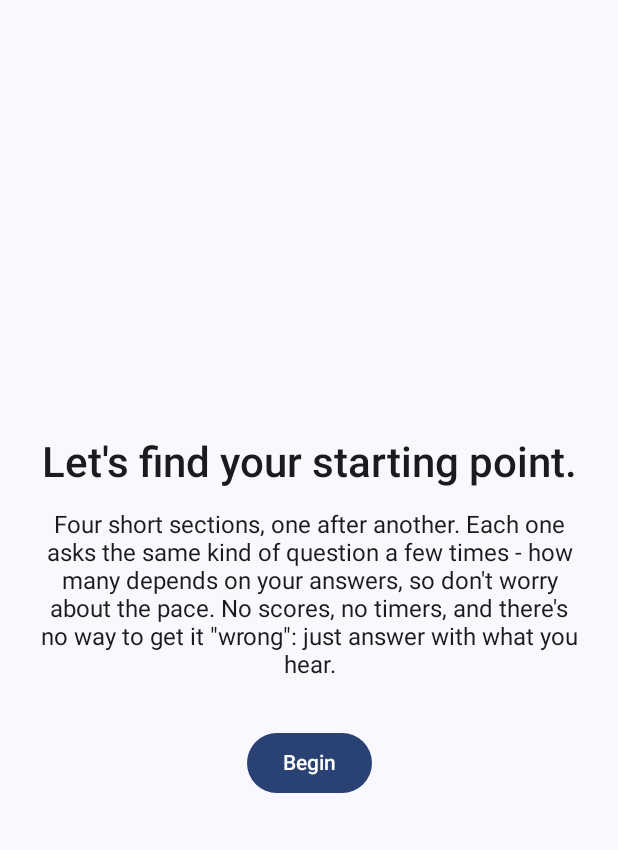
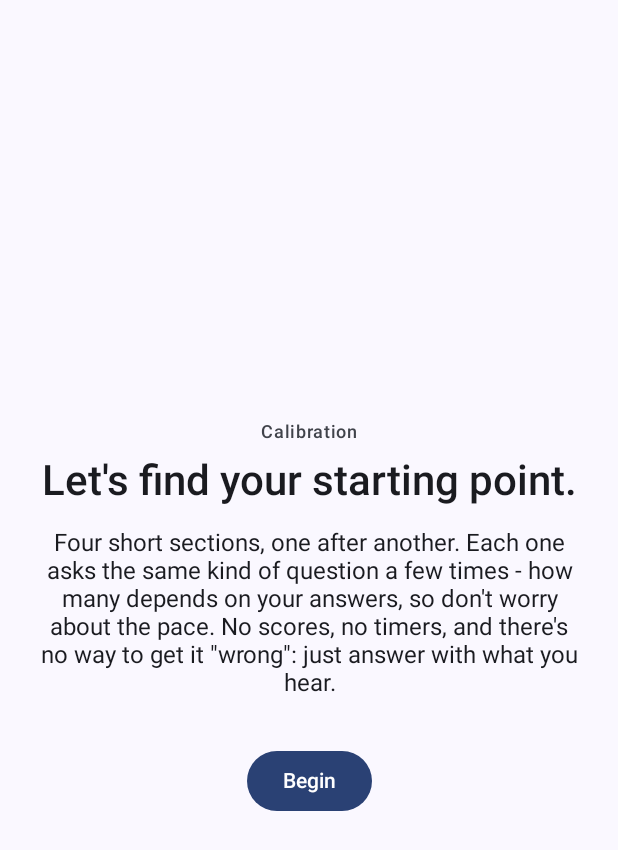
Before and after one commit to alekpeed/tonic, an Android app built with Jetpack Compose: the screen it shows after launch (MainActivity), after a tap on an icon or button, on a phone screen of 412 x 824 dp. Shown: the top 850 px of the screen. Run offline under Robolectric (Android 15) with nearby library versions, the phone set to English and light mode, and no system bars; our stand-ins replace Dagger/Hilt's generated code, Room's generated code; libraries missing offline, so code that uses them is left out: androidx.hilt.lifecycle.

Commit message:
Fix 3: name the stage on every screen, announce the handoff
11-ONBOARDING-CLARITY.md §9.1.

New StageHeader in :core:ui - small, low-emphasis, marked as a heading for
TalkBack so screen-reader users can jump to it instead of hearing it on
every screen. It exists to be checkable at a glance, not to compete with
the exercise.

Wired into all three diagnostic states (intro, running, result) as
"Calibration" and into the practice screen as "Practice" - the two §9.1
names as a minimum - plus Home and the session summary. Progress and
Settings already render their own headline titles, so they are identified
already and are left alone rather than given a second label.

The calibration -> practice handoff is now stated rather than inferred.
Both result outcomes lead with "Calibration finished." and say plainly
that practice starts next and what it will involve, before any practice
item plays. Previously they read "You're ready to start." / "Starting with
the fundamentals." - true, but neither named the stage that had ended nor
the one beginning, which is exactly the silence §9.1 calls out.

The transition lives on the diagnostic's own result screen rather than as
a separate interstitial: that screen is already the handoff, and adding a
second one would collide with Fix 5's explanation screen, which is also
due before the first practice item.

StageCopyTest covers the contract: the stage is named, it does not frame
itself as a test (08-UI-SPEC.md §5), both outcomes announce the handoff,
and - since this rewrote the remediation copy - that copy still carries no
implication of deficit, per 02-PEDAGOGY.md §8 and CLAUDE.md §9.

Co-Authored-By: Claude Opus 5 <noreply@anthropic.com>
Claude-Session: https://claude.ai/code/session_01UPkZSqUw4SRsTTc4VxHzuY

```diff
--- a/app/src/main/kotlin/com/tonic/app/home/HomeScreen.kt
+++ b/app/src/main/kotlin/com/tonic/app/home/HomeScreen.kt
@@ -27,6 +27,7 @@ import com.tonic.app.R
 import com.tonic.core.model.music.ScaleDegree
 import com.tonic.core.model.state.LabelStyle
 import com.tonic.core.model.state.MasteryState
+import com.tonic.core.ui.components.StageHeader
 import com.tonic.core.ui.labels.displayLabel
 import com.tonic.core.ui.theme.TonicSpacing
 import com.tonic.core.ui.theme.TonicTheme
@@ -77,6 +78,7 @@ private fun HomeContent(
         verticalArrangement = Arrangement.Center,
         horizontalAlignment = Alignment.CenterHorizontally,
     ) {
+        StageHeader(stringResource(R.string.home_stage_name))
         // docs/08-UI-SPEC.md §7: "displayed passively" - a small, unemphasized line, not a badge or a
         // counter that competes visually with the Start action below it.
         if (uiState.streakDays > 0) {
--- a/app/src/main/kotlin/com/tonic/app/summary/SummaryScreen.kt
+++ b/app/src/main/kotlin/com/tonic/app/summary/SummaryScreen.kt
@@ -20,6 +20,7 @@ import androidx.compose.ui.tooling.preview.Preview
 import androidx.hilt.lifecycle.viewmodel.compose.hiltViewModel
 import androidx.lifecycle.compose.collectAsStateWithLifecycle
 import com.tonic.app.R
+import com.tonic.core.ui.components.StageHeader
 import com.tonic.core.ui.theme.TonicSpacing
 import com.tonic.core.ui.theme.TonicTheme
 
@@ -44,6 +45,7 @@ private fun SummaryContent(
         verticalArrangement = Arrangement.Center,
         horizontalAlignment = Alignment.CenterHorizontally,
     ) {
+        StageHeader(stringResource(R.string.summary_stage_name))
         Text(
             text = stringResource(R.string.summary_title),
             style = MaterialTheme.typography.headlineMedium,
--- a/app/src/main/res/values/strings.xml
+++ b/app/src/main/res/values/strings.xml
@@ -12,6 +12,10 @@
     <string name="onboarding_first_up">First up: a few short listening questions to find your starting point. No score, no timer, nothing to get \"wrong.\"</string>
     <string name="onboarding_continue">Let\'s begin</string>
 
+    <!-- Stage names - docs/11-ONBOARDING-CLARITY.md §9.1: every screen says which stage it belongs to. -->
+    <string name="home_stage_name">Home</string>
+    <string name="summary_stage_name">Practice</string>
+
     <!-- Home - docs/08-UI-SPEC.md §2: "start session, current progress at a glance." -->
     <string name="home_start_practice">Start</string>
     <string name="home_open_progress">Progress</string>
--- /dev/null
+++ b/core/ui/src/main/kotlin/com/tonic/core/ui/components/StageHeader.kt
@@ -0,0 +1,55 @@
+package com.tonic.core.ui.components
+
+import androidx.compose.foundation.layout.fillMaxWidth
+import androidx.compose.foundation.layout.padding
+import androidx.compose.material3.MaterialTheme
+import androidx.compose.material3.Text
+import androidx.compose.runtime.Composable
+import androidx.compose.ui.Modifier
+import androidx.compose.ui.platform.testTag
+import androidx.compose.ui.semantics.heading
+import androidx.compose.ui.semantics.semantics
+import androidx.compose.ui.text.style.TextAlign
+import androidx.compose.ui.tooling.preview.Preview
+import com.tonic.core.ui.theme.TonicSpacing
+import com.tonic.core.ui.theme.TonicTheme
+
+/**
+ * The name of the stage the user is currently in — docs/11-ONBOARDING-CLARITY.md §9.1: "Every screen
+ * belongs to a named stage the user can see... a small persistent header or equivalent, not something
+ * the user has to infer from context."
+ *
+ * Deliberately quiet: low emphasis, small type, no chrome. It is there to be *checkable* at a glance,
+ * not to compete with the exercise. The gap it closes was reported from real use — a user moved from
+ * the diagnostic through four sub-tests into live practice without any screen ever saying which of
+ * those two things was happening.
+ *
+ * Marked as a heading for TalkBack so screen-reader users can jump to it rather than hearing it read
+ * in sequence on every screen.
+ */
+@Composable
+fun StageHeader(
+    stageName: String,
+    modifier: Modifier = Modifier,
+) {
+    Text(
+        text = stageName,
+        style = MaterialTheme.typography.labelMedium,
+        color = MaterialTheme.colorScheme.onSurfaceVariant,
+        textAlign = TextAlign.Center,
+        modifier =
+            modifier
+                .fillMaxWidth()
+                .padding(bottom = TonicSpacing.sm)
+                .testTag("stage_header")
+                .semantics { heading() },
+    )
+}
+
+@Preview(showBackground = true)
+@Composable
+private fun StageHeaderPreview() {
+    TonicTheme(darkTheme = false, dynamicColor = false) {
+        StageHeader(stageName = "Calibration")
+    }
+}
--- a/feature/diagnostic/src/main/kotlin/com/tonic/feature/diagnostic/ui/DiagnosticScreen.kt
+++ b/feature/diagnostic/src/main/kotlin/com/tonic/feature/diagnostic/ui/DiagnosticScreen.kt
@@ -24,6 +24,7 @@ import androidx.lifecycle.compose.collectAsStateWithLifecycle
 import com.tonic.core.ui.components.BinaryChoiceButtons
 import com.tonic.core.ui.components.PlaybackPhase
 import com.tonic.core.ui.components.PlaybackPhaseIndicator
+import com.tonic.core.ui.components.StageHeader
 import com.tonic.core.ui.theme.TonicSpacing
 import com.tonic.core.ui.theme.TonicTheme
 import com.tonic.feature.diagnostic.R
@@ -56,6 +57,7 @@ private fun IntroState(onBegin: () -> Unit) {
         verticalArrangement = Arrangement.Center,
         horizontalAlignment = Alignment.CenterHorizontally,
     ) {
+        StageHeader(stringResource(R.string.diagnostic_stage_name))
         Text(
             text = stringResource(R.string.diagnostic_intro_title),
             style = MaterialTheme.typography.headlineMedium,
@@ -85,6 +87,8 @@ private fun RunningState(
     Column(
         modifier = Modifier.fillMaxSize().padding(TonicSpacing.md),
     ) {
+        StageHeader(stringResource(R.string.diagnostic_stage_name))
+
         // No progress *bar* here, deliberately - docs/11-ONBOARDING-CLARITY.md §9.2: each sub-test's
         // length is adaptive and genuinely unknown in advance, so a continuous fill implies a precision
         // the app does not have, and "an indicator that moves when it wants to is worse than no
@@ -173,6 +177,7 @@ private fun ResultState(
         verticalArrangement = Arrangement.Center,
         horizontalAlignment = Alignment.CenterHorizontally,
     ) {
+        StageHeader(stringResource(R.string.diagnostic_stage_name))
         Text(
             text = stringResource(titleRes),
             style = MaterialTheme.typography.headlineMedium,
--- a/feature/diagnostic/src/main/res/values/strings.xml
+++ b/feature/diagnostic/src/main/res/values/strings.xml
@@ -1,5 +1,8 @@
 <?xml version="1.0" encoding="utf-8"?>
 <resources>
+    <!-- Stage name, shown persistently on every diagnostic screen - docs/11-ONBOARDING-CLARITY.md §9.1. -->
+    <string name="diagnostic_stage_name">Calibration</string>
+
     <!-- Intro - docs/08-UI-SPEC.md §5: "Frame as calibration, not testing." -->
     <string name="diagnostic_intro_title">Let\'s find your starting point.</string>
     <string name="diagnostic_intro_body">Four short sections, one after another. Each one asks the same kind of question a few times - how many depends on your answers, so don\'t worry about the pace. No scores, no timers, and there\'s no way to get it \"wrong\": just answer with what you hear.</string>
@@ -40,9 +43,9 @@
     <!-- Result - docs/08-UI-SPEC.md §5: "states where the user is starting and why in plain terms -
          never a level, grade, percentile, or diagnosis." The remediation copy is neutral and
          forward-looking with no implication of deficit - docs/02-PEDAGOGY.md §8. -->
-    <string name="diagnostic_result_proceed_title">You\'re ready to start.</string>
-    <string name="diagnostic_result_proceed_body">You\'ll begin hearing notes in the context of a key, and naming where they sit.</string>
-    <string name="diagnostic_result_fundamentals_title">Starting with the fundamentals.</string>
-    <string name="diagnostic_result_fundamentals_body">You\'ll build up from simple listening exercises, one step at a time.</string>
+    <string name="diagnostic_result_proceed_title">Calibration finished.</string>
+    <string name="diagnostic_result_proceed_body">That\'s the setup done — no more calibration questions. Practice starts next: you\'ll hear notes in the context of a key and say where each one sits.</string>
+    <string name="diagnostic_result_fundamentals_title">Calibration finished.</string>
+    <string name="diagnostic_result_fundamentals_body">That\'s the setup done — no more calibration questions. Practice starts next, beginning with the fundamentals and building up one step at a time.</string>
     <string name="diagnostic_continue">Continue</string>
 </resources>
--- a/feature/practice/src/main/kotlin/com/tonic/feature/practice/ui/PracticeScreen.kt
+++ b/feature/practice/src/main/kotlin/com/tonic/feature/practice/ui/PracticeScreen.kt
@@ -39,6 +39,7 @@ import com.tonic.core.model.music.ScaleDegree
 import com.tonic.core.ui.components.MinimalProgressIndicator
 import com.tonic.core.ui.components.PlaybackPhase
 import com.tonic.core.ui.components.PlaybackPhaseIndicator
+import com.tonic.core.ui.components.StageHeader
 import com.tonic.core.ui.ladder.DegreeLadder
 import com.tonic.core.ui.theme.TonicSpacing
 import com.tonic.core.ui.theme.TonicTheme
@@ -211,6 +212,8 @@ private fun PracticeContent(
                 .fillMaxSize()
                 .padding(TonicSpacing.md),
     ) {
+        StageHeader(stringResource(R.string.practice_stage_name))
+
         MinimalProgressIndicator(
             itemsCompleted = uiState.itemsCompleted,
             itemsPlanned = uiState.itemsPlanned,
--- a/feature/practice/src/main/res/values/strings.xml
+++ b/feature/practice/src/main/res/values/strings.xml
@@ -2,6 +2,9 @@
 <resources>
     <!-- docs/08-UI-SPEC.md §7: "Session completion acknowledgment: brief, factual." No fanfare. -->
     <string name="practice_session_complete">Session complete.</string>
+    <!-- Stage name, shown persistently on the practice screen - docs/11-ONBOARDING-CLARITY.md §9.1. -->
+    <string name="practice_stage_name">Practice</string>
+
     <string name="practice_replay">Replay</string>
     <string name="practice_skip">Skip</string>
 
```
Also changed, not shown: 1 other file.
